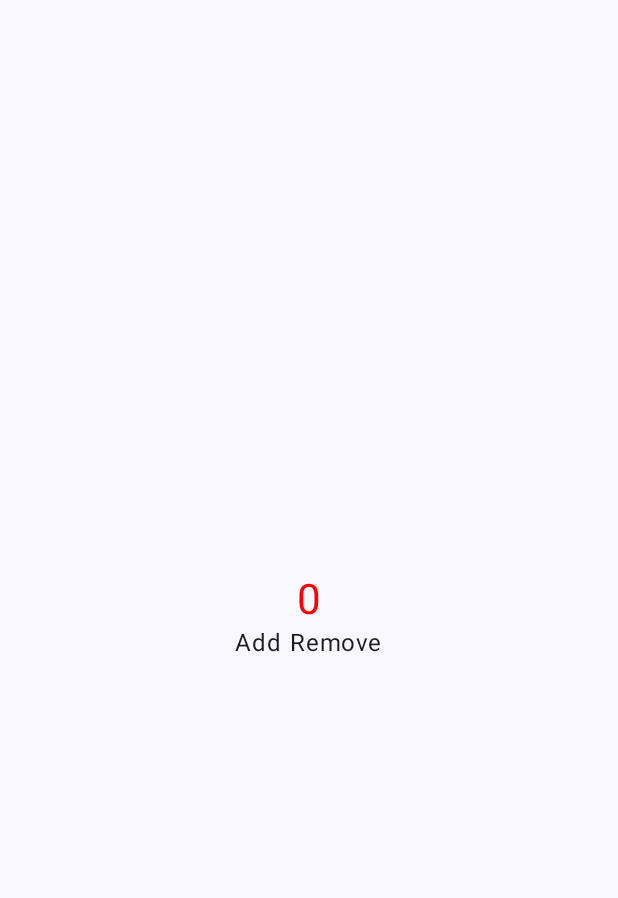
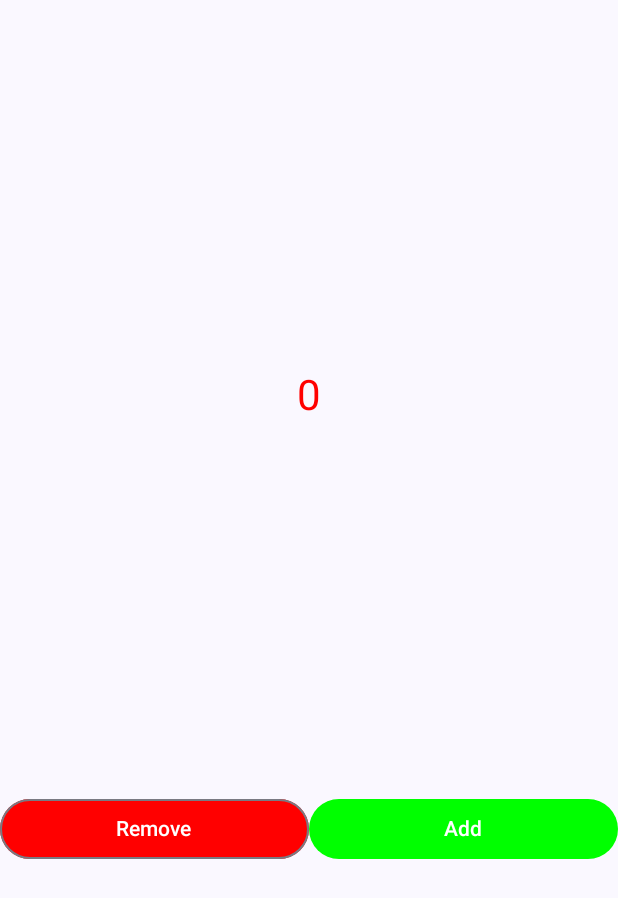
Before and after one commit to josephguluzada/JetpackCompose, an Android app built with Jetpack Compose: the screen it shows after launch (MainActivity), on a phone screen of 412 x 824 dp. Before the commit the part shown is almost empty. Shown: the top 898 px of the screen. Run offline under Robolectric (Android 15) with nearby library versions, the phone set to English and light mode, and no system bars.

Commit message:
using state and buttons

```diff
--- a/JetpackComposeLesson/app/src/main/java/com/example/jetpackcomposelesson/MainActivity.kt
+++ b/JetpackComposeLesson/app/src/main/java/com/example/jetpackcomposelesson/MainActivity.kt
@@ -10,11 +10,15 @@ import androidx.compose.foundation.layout.Box
 import androidx.compose.foundation.layout.Column
 import androidx.compose.foundation.layout.Row
 import androidx.compose.foundation.layout.fillMaxSize
+import androidx.compose.foundation.layout.fillMaxWidth
 import androidx.compose.foundation.layout.padding
 import androidx.compose.foundation.layout.size
 import androidx.compose.foundation.text.selection.DisableSelection
 import androidx.compose.foundation.text.selection.SelectionContainer
+import androidx.compose.material3.Button
+import androidx.compose.material3.ButtonDefaults
 import androidx.compose.material3.MaterialTheme
+import androidx.compose.material3.OutlinedButton
 import androidx.compose.material3.Surface
 import androidx.compose.material3.Text
 import androidx.compose.runtime.Composable
@@ -50,14 +54,36 @@ class MainActivity : ComponentActivity() {
 
 @Composable
 fun Greeting() {
-    var number by remember{mutableStateOf(0)}
-    Column(modifier = Modifier.fillMaxSize(),
-        verticalArrangement = Arrangement.Center,
-        horizontalAlignment = Alignment.CenterHorizontally) {
-        MyText(text = number.toString(), Color.Red,28)
-        Row {
-            Text(text = "Add", modifier = Modifier.clickable {number++ }.padding(end = 5.dp))
-            Text(text = "Remove", modifier = Modifier.clickable { number-- })
+    var number by remember { mutableStateOf(0) }
+    Column(
+        modifier = Modifier.fillMaxSize(),
+        verticalArrangement = Arrangement.SpaceEvenly,
+        horizontalAlignment = Alignment.CenterHorizontally
+    ) {
+        MyText(text = number.toString(), Color.Red, 28)
+        Row(
+            modifier = Modifier.fillMaxWidth(),
+            horizontalArrangement = Arrangement.SpaceEvenly
+        ) {
+            OutlinedButton(onClick = {
+                number--
+            },
+                Modifier.weight(50f),
+                colors = ButtonDefaults.buttonColors(
+                    containerColor = Color.Red,
+                    contentColor = Color.White
+                )) {
+                Text(text = "Remove")
+            }
+            Button(onClick = {
+                number++
+            },
+                Modifier.weight(50f),
+                colors = ButtonDefaults.buttonColors(
+                    containerColor = Color.Green
+                )) {
+                Text(text = "Add")
+            }
         }
     }
 }
```
